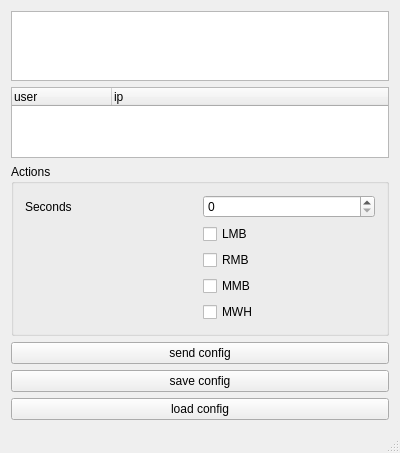
Before: the Qt Designer form src/server/server.ui in DjGorillaz/keylogger, drawn with Qt 5.
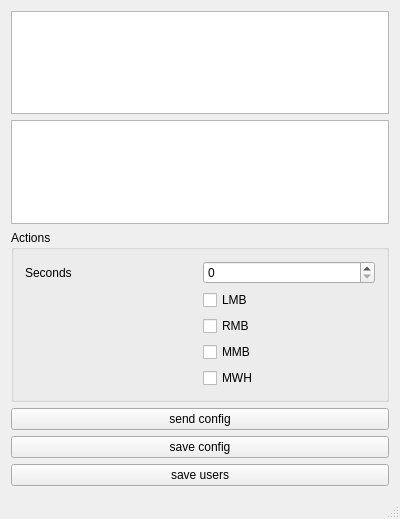
After: the same form once the commit is applied.

Commit message:
QTreeView model
* Added online/offline icons
* Added saving and loading user list to file

What changed in the file:
```diff
--- a/src/server/server.ui
+++ b/src/server/server.ui
@@ -7,7 +7,7 @@
     <x>0</x>
     <y>0</y>
     <width>400</width>
-    <height>453</height>
+    <height>519</height>
    </rect>
   </property>
   <property name="windowTitle">
@@ -93,25 +93,14 @@
        <widget class="QPlainTextEdit" name="plainTextEdit"/>
       </item>
       <item row="1" column="0">
-       <widget class="QTreeWidget" name="treeUsers">
-        <column>
-         <property name="text">
-          <string>user</string>
-         </property>
-        </column>
-        <column>
-         <property name="text">
-          <string>ip</string>
-         </property>
-        </column>
-       </widget>
+       <widget class="QTreeView" name="treeUsers"/>
       </item>
      </layout>
     </item>
     <item row="3" column="0">
      <widget class="QPushButton" name="buttonLoadConfig">
       <property name="text">
-       <string>load config</string>
+       <string>save users</string>
       </property>
      </widget>
     </item>
```
The commit also changes 5 other files.
